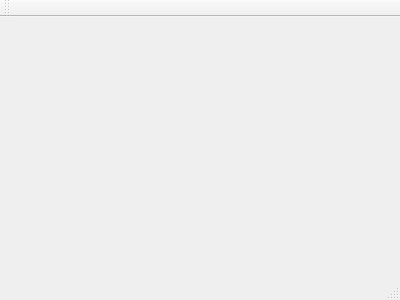
The window that Client/mainwindow.ui (MTattrie/COMP4985_ASN03) describes before a commit, drawn with Qt 5.
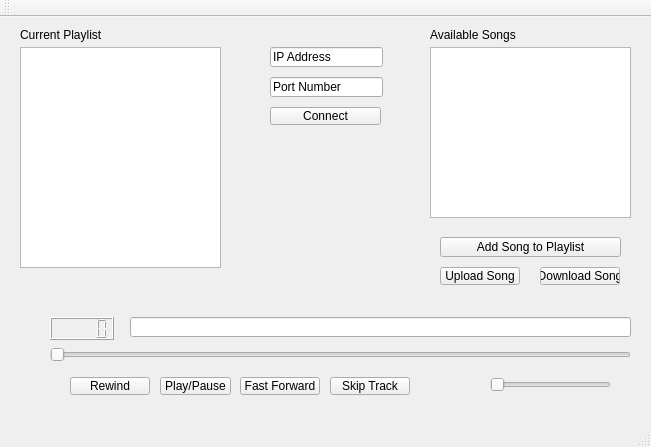
The same window after the commit. Icons and pictures are not drawn.

Commit message: created client GUI

```diff
--- a/Client/mainwindow.ui
+++ b/Client/mainwindow.ui
@@ -1,24 +1,281 @@
 <ui version="4.0">
  <class>MainWindow</class>
- <widget class="QMainWindow" name="MainWindow" >
-  <property name="geometry" >
+ <widget class="QMainWindow" name="MainWindow">
+  <property name="geometry">
    <rect>
     <x>0</x>
     <y>0</y>
-    <width>400</width>
-    <height>300</height>
+    <width>651</width>
+    <height>447</height>
    </rect>
   </property>
   <property name="windowTitle" >
    <string>MainWindow</string>
   </property>
-  <widget class="QMenuBar" name="menuBar" />
-  <widget class="QToolBar" name="mainToolBar" />
-  <widget class="QWidget" name="centralWidget" />
-  <widget class="QStatusBar" name="statusBar" />
+  <widget class="QWidget" name="centralWidget">
+   <widget class="QSlider" name="ProgressSlider">
+    <property name="geometry">
+     <rect>
+      <x>50</x>
+      <y>330</y>
+      <width>581</width>
+      <height>16</height>
+     </rect>
+    </property>
+    <property name="orientation">
+     <enum>Qt::Horizontal</enum>
+    </property>
+   </widget>
+   <widget class="QLCDNumber" name="TrackTime">
+    <property name="geometry">
+     <rect>
+      <x>50</x>
+      <y>300</y>
+      <width>64</width>
+      <height>23</height>
+     </rect>
+    </property>
+   </widget>
+   <widget class="QPushButton" name="pushButton">
+    <property name="geometry">
+     <rect>
+      <x>160</x>
+      <y>360</y>
+      <width>71</width>
+      <height>18</height>
+     </rect>
+    </property>
+    <property name="text">
+     <string>Play/Pause</string>
+    </property>
+   </widget>
+   <widget class="QLineEdit" name="lineEdit">
+    <property name="geometry">
+     <rect>
+      <x>270</x>
+      <y>30</y>
+      <width>113</width>
+      <height>20</height>
+     </rect>
+    </property>
+    <property name="text">
+     <string>IP Address</string>
+    </property>
+   </widget>
+   <widget class="QPushButton" name="pushButton_2">
+    <property name="geometry">
+     <rect>
+      <x>270</x>
+      <y>90</y>
+      <width>111</width>
+      <height>18</height>
+     </rect>
+    </property>
+    <property name="text">
+     <string>Connect</string>
+    </property>
+   </widget>
+   <widget class="QPushButton" name="pushButton_3">
+    <property name="geometry">
+     <rect>
+      <x>240</x>
+      <y>360</y>
+      <width>80</width>
+      <height>18</height>
+     </rect>
+    </property>
+    <property name="text">
+     <string>Fast Forward</string>
+    </property>
+   </widget>
+   <widget class="QPushButton" name="pushButton_4">
+    <property name="geometry">
+     <rect>
+      <x>330</x>
+      <y>360</y>
+      <width>80</width>
+      <height>18</height>
+     </rect>
+    </property>
+    <property name="text">
+     <string>Skip Track</string>
+    </property>
+   </widget>
+   <widget class="QPushButton" name="pushButton_5">
+    <property name="geometry">
+     <rect>
+      <x>70</x>
+      <y>360</y>
+      <width>80</width>
+      <height>18</height>
+     </rect>
+    </property>
+    <property name="text">
+     <string>Rewind</string>
+    </property>
+   </widget>
+   <widget class="QSlider" name="horizontalSlider">
+    <property name="geometry">
+     <rect>
+      <x>490</x>
+      <y>360</y>
+      <width>121</width>
+      <height>16</height>
+     </rect>
+    </property>
+    <property name="orientation">
+     <enum>Qt::Horizontal</enum>
+    </property>
+   </widget>
+   <widget class="QLineEdit" name="lineEdit_2">
+    <property name="geometry">
+     <rect>
+      <x>130</x>
+      <y>300</y>
+      <width>501</width>
+      <height>20</height>
+     </rect>
+    </property>
+   </widget>
+   <widget class="QListView" name="listView">
+    <property name="geometry">
+     <rect>
+      <x>20</x>
+      <y>30</y>
+      <width>201</width>
+      <height>221</height>
+     </rect>
+    </property>
+   </widget>
+   <widget class="QListView" name="listView_2">
+    <property name="geometry">
+     <rect>
+      <x>430</x>
+      <y>30</y>
+      <width>201</width>
+      <height>171</height>
+     </rect>
+    </property>
+   </widget>
+   <widget class="QPushButton" name="pushButton_6">
+    <property name="geometry">
+     <rect>
+      <x>440</x>
+      <y>220</y>
+      <width>181</width>
+      <height>20</height>
+     </rect>
+    </property>
+    <property name="text">
+     <string>Add Song to Playlist</string>
+    </property>
+   </widget>
+   <widget class="QPushButton" name="pushButton_7">
+    <property name="geometry">
+     <rect>
+      <x>540</x>
+      <y>250</y>
+      <width>80</width>
+      <height>18</height>
+     </rect>
+    </property>
+    <property name="text">
+     <string>Download Song</string>
+    </property>
+   </widget>
+   <widget class="QPushButton" name="pushButton_8">
+    <property name="geometry">
+     <rect>
+      <x>440</x>
+      <y>250</y>
+      <width>80</width>
+      <height>18</height>
+     </rect>
+    </property>
+    <property name="text">
+     <string>Upload Song</string>
+    </property>
+   </widget>
+   <widget class="QLabel" name="label">
+    <property name="geometry">
+     <rect>
+      <x>20</x>
+      <y>10</y>
+      <width>201</width>
+      <height>16</height>
+     </rect>
+    </property>
+    <property name="text">
+     <string>Current Playlist</string>
+    </property>
+   </widget>
+   <widget class="QLabel" name="label_2">
+    <property name="geometry">
+     <rect>
+      <x>430</x>
+      <y>10</y>
+      <width>201</width>
+      <height>16</height>
+     </rect>
+    </property>
+    <property name="text">
+     <string>Available Songs</string>
+    </property>
+   </widget>
+   <widget class="QLabel" name="label_3">
+    <property name="geometry">
+     <rect>
+      <x>450</x>
+      <y>350</y>
+      <width>31</width>
+      <height>31</height>
+     </rect>
+    </property>
+    <property name="text">
+     <string/>
+    </property>
+    <property name="pixmap">
+     <pixmap>../assets/speaker.png</pixmap>
+    </property>
+    <property name="scaledContents">
+     <bool>true</bool>
+    </property>
+   </widget>
+   <widget class="QLineEdit" name="lineEdit_3">
+    <property name="geometry">
+     <rect>
+      <x>270</x>
+      <y>60</y>
+      <width>113</width>
+      <height>20</height>
+     </rect>
+    </property>
+    <property name="text">
+     <string>Port Number</string>
+    </property>
+   </widget>
+  </widget>
+  <widget class="QMenuBar" name="menuBar">
+   <property name="geometry">
+    <rect>
+     <x>0</x>
+     <y>0</y>
+     <width>651</width>
+     <height>19</height>
+    </rect>
+   </property>
+  </widget>
+  <widget class="QToolBar" name="mainToolBar">
+   <attribute name="toolBarArea">
+    <enum>TopToolBarArea</enum>
+   </attribute>
+   <attribute name="toolBarBreak">
+    <bool>false</bool>
+   </attribute>
+  </widget>
+  <widget class="QStatusBar" name="statusBar"/>
  </widget>
- <layoutDefault spacing="6" margin="11" />
- <pixmapfunction></pixmapfunction>
+ <layoutdefault spacing="6" margin="11"/>
  <resources/>
  <connections/>
 </ui>
```
Left out of the diff: 3 changed lines with no effect on the pictures. The commit also changes 4 other files.
